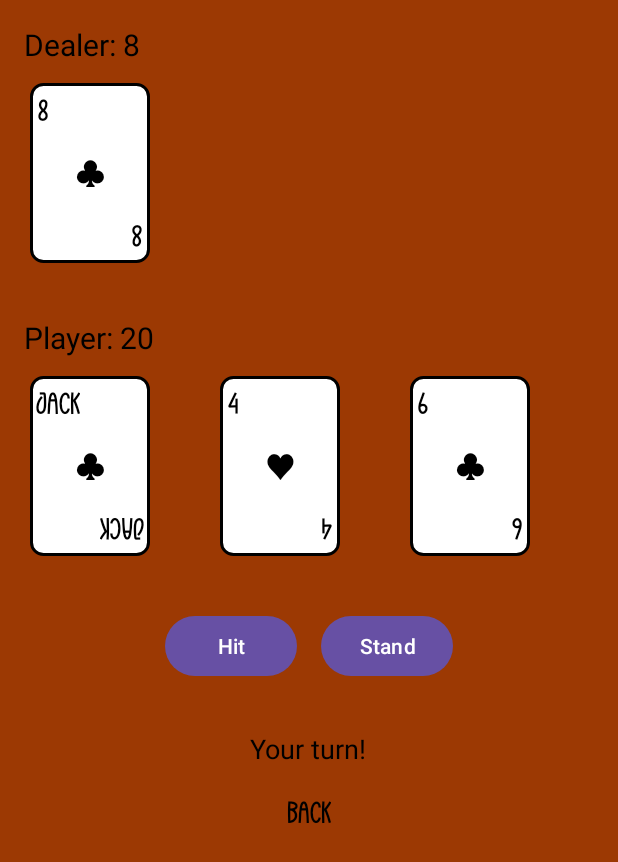
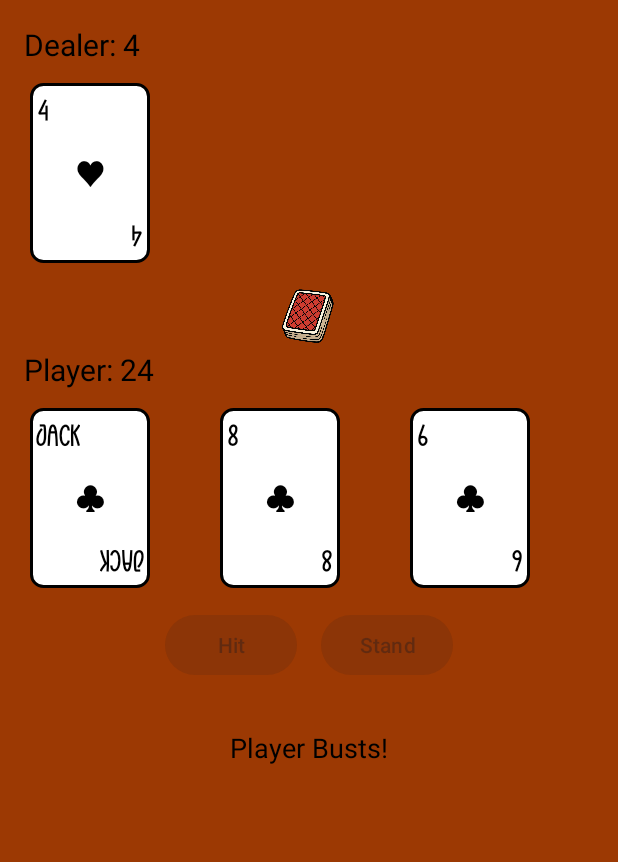
Before and after one commit to ilairan/prize, an Android app: the fragment FirstFragment shown on its own in the app's theme, after a tap on "Hit", on a phone screen of 412 x 824 dp. Shown: the top 862 px of the screen. Run offline under Robolectric (Android 15) with nearby library versions, the phone set to English and light mode, and no system bars.

Commit message:
Implement staggered card animations and delayed dealer draws

```diff
--- a/app/src/main/java/com/example/prize/CardAdapter.java
+++ b/app/src/main/java/com/example/prize/CardAdapter.java
@@ -56,6 +56,7 @@ public class CardAdapter extends RecyclerView.Adapter<CardAdapter.CardViewHolder
             bottomRight = itemView.findViewById(R.id.card_bottom_right);
             center = itemView.findViewById(R.id.card_center);
             background = itemView.findViewById(R.id.card_background);
+
         }
     }
 
@@ -74,4 +75,5 @@ public class CardAdapter extends RecyclerView.Adapter<CardAdapter.CardViewHolder
                 return "?";
         }
     }
+
 }
--- a/app/src/main/java/com/example/prize/FirstFragment.java
+++ b/app/src/main/java/com/example/prize/FirstFragment.java
@@ -9,6 +9,7 @@ import android.view.LayoutInflater;
 import android.view.View;
 import android.view.ViewGroup;
 import android.widget.Button;
+import android.widget.ImageView;
 import android.widget.TextView;
 
 import androidx.annotation.NonNull;
@@ -26,13 +27,12 @@ public class FirstFragment extends Fragment {
     private Deck deck;
     private List<Card> dealerHand;
     private List<Card> playerHand;
-
     private TextView dealerScoreTextView;
     private TextView playerScoreTextView;
     private TextView statusMessageTextView;
     private Button hitButton;
     private Button standButton;
-    private TextView backButton;
+    private ImageView deckView;
 
     private RecyclerView dealerRecyclerView;
     private RecyclerView playerRecyclerView;
@@ -56,8 +56,7 @@ public class FirstFragment extends Fragment {
         statusMessageTextView = view.findViewById(R.id.statusMessage);
         hitButton = view.findViewById(R.id.hitButton);
         standButton = view.findViewById(R.id.standButton);
-        backButton = view.findViewById(R.id.backButton);
-
+        deckView = view.findViewById(R.id.deckView);
         dealerRecyclerView = view.findViewById(R.id.dealerRecyclerView);
         playerRecyclerView = view.findViewById(R.id.playerRecyclerView);
 
@@ -98,7 +97,6 @@ public class FirstFragment extends Fragment {
         // Button listeners
         hitButton.setOnClickListener(v -> playerHit());
         standButton.setOnClickListener(v -> playerStand());
-        backButton.setOnClickListener(v -> getParentFragmentManager().popBackStack());
 
         return view;
     }
@@ -108,28 +106,102 @@ public class FirstFragment extends Fragment {
         playerHand.clear();
         deck.shuffle();
 
-        // Initial cards
-        playerHand.add(deck.drawCard());
-        playerHand.add(deck.drawCard());
-        dealerHand.add(deck.drawCard());
+        hitButton.setEnabled(false);  // Disable buttons during dealing
+        standButton.setEnabled(false);
+        statusMessageTextView.setText("Dealing cards...");
 
-        statusMessageTextView.setText("Your turn!");
-        hitButton.setEnabled(true);
-        standButton.setEnabled(true);
+        Handler handler = new Handler();
 
-        updateUI();
+        // Player first card
+        handler.postDelayed(() -> {
+            playerHand.add(deck.drawCard());
+            playerAdapter.notifyItemInserted(playerHand.size() - 1);
+            animateLastCard(playerRecyclerView, playerHand.size() - 1);
+            updateScores();
+        }, 500);
+
+        // Dealer card
+        handler.postDelayed(() -> {
+            dealerHand.add(deck.drawCard());
+            dealerAdapter.notifyItemInserted(dealerHand.size() - 1);
+            animateLastCard(dealerRecyclerView, dealerHand.size() - 1);
+            updateScores();
+        }, 1000);
+
+        // Player second card
+        handler.postDelayed(() -> {
+            playerHand.add(deck.drawCard());
+            playerAdapter.notifyItemInserted(playerHand.size() - 1);
+            animateLastCard(playerRecyclerView, playerHand.size() - 1);
+            updateScores();
+
+            // Enable buttons after all cards are dealt
+            hitButton.setEnabled(true);
+            standButton.setEnabled(true);
+            statusMessageTextView.setText("Your turn!");
+        }, 1500);
     }
 
-    private void updateUI() {
+
+
+    private void playerHit() {
+        playerHand.add(deck.drawCard());
+        playerAdapter.notifyItemInserted(playerHand.size() - 1);
+        animateLastCard(playerRecyclerView, playerHand.size() - 1);
+
+        // Update scores after hit
+        updateScores();
+
+        if (calculateScore(playerHand) > 21) {
+            statusMessageTextView.setText("Player Busts!");
+            disableButtons();
+            new Handler().postDelayed(() -> openResultFragment(new LossFragment(), false), 1500);
+        }
+    }
+
+
+    private void playerStand() {
+        hitButton.setEnabled(false);
+        standButton.setEnabled(false);
+        statusMessageTextView.setText("Dealer's turn...");
+        dealerTurn();
+    }
+
+    private void dealerTurn() {
+        int dealerScore = calculateScore(dealerHand);
+
+        if (dealerScore < 17) {
+            // Dealer draws a card
+            dealerHand.add(deck.drawCard());
+            dealerAdapter.notifyItemInserted(dealerHand.size() - 1);
+            animateLastCard(dealerRecyclerView, dealerHand.size() - 1);
+            updateScores();
+
+            // Delay next card
+            new Handler().postDelayed(this::dealerTurn, 1000);  // 1-second delay for next card
+        } else {
+            // Dealer is done drawing
+            evaluateWinner();
+        }
+    }
+
+    private void evaluateWinner() {
         int dealerScore = calculateScore(dealerHand);
         int playerScore = calculateScore(playerHand);
 
-        dealerScoreTextView.setText("Dealer: " + dealerScore);
-        playerScoreTextView.setText("Player: " + playerScore);
+        if (dealerScore > 21 || playerScore > dealerScore) {
+            statusMessageTextView.setText("Player Wins!");
+            new Handler().postDelayed(() -> openResultFragment(new winFragment(), true), 1500);
+        } else if (dealerScore == playerScore) {
+            statusMessageTextView.setText("Draw!");
+            new Handler().postDelayed(() -> openResultFragment(new TieFragment(), null), 1500);
+        } else {
+            statusMessageTextView.setText("Dealer Wins!");
+            new Handler().postDelayed(() -> openResultFragment(new LossFragment(), false), 1500);
+        }
+    }
 
-        dealerAdapter.notifyDataSetChanged();
-        playerAdapter.notifyDataSetChanged();
-    }
+
 
     private int calculateScore(List<Card> hand) {
         int score = 0;
@@ -145,40 +217,6 @@ public class FirstFragment extends Fragment {
         return score;
     }
 
-    private void playerHit() {
-        playerHand.add(deck.drawCard());
-        updateUI();
-        if (calculateScore(playerHand) > 21) {
-            statusMessageTextView.setText("Player Busts!");
-            disableButtons();
-            new Handler().postDelayed(() -> openResultFragment(new LossFragment(), false), 1500);
-        }
-    }
-
-    private void playerStand() {
-        while (calculateScore(dealerHand) < 17) {
-            dealerHand.add(deck.drawCard());
-        }
-        updateUI();
-
-        int dealerScore = calculateScore(dealerHand);
-        int playerScore = calculateScore(playerHand);
-
-        if (dealerScore > 21 || playerScore > dealerScore) {
-            statusMessageTextView.setText("Player Wins!");
-            disableButtons();
-            new Handler().postDelayed(() -> openResultFragment(new winFragment(), true), 1500);
-        } else if (dealerScore == playerScore) {
-            statusMessageTextView.setText("Draw!");
-            disableButtons();
-            new Handler().postDelayed(() -> openResultFragment(new TieFragment(), null), 1500);
-        } else {
-            statusMessageTextView.setText("Dealer Wins!");
-            disableButtons();
-            new Handler().postDelayed(() -> openResultFragment(new LossFragment(), false), 1500);
-        }
-    }
-
     private void disableButtons() {
         hitButton.setEnabled(false);
         standButton.setEnabled(false);
@@ -186,16 +224,8 @@ public class FirstFragment extends Fragment {
 
     private void openResultFragment(Fragment fragment, @Nullable Boolean playerWins) {
         if (playerWins != null) {
-            int newScore = playerScoreInDb;
-            if (playerWins) {
-                newScore += betAmount;
-            } else {
-                newScore -= betAmount;
-            }
-// Prevent score from going below 0
-            newScore = Math.max(newScore, 0);
-            dbHelper.updateScore(username, newScore);
-
+            int newScore = playerScoreInDb + (playerWins ? betAmount : -betAmount);
+            dbHelper.updateScore(username, Math.max(newScore, 0));
         }
 
         Bundle bundle = new Bundle();
@@ -207,4 +237,52 @@ public class FirstFragment extends Fragment {
         transaction.addToBackStack(null);
         transaction.commit();
     }
+
+    private void animateLastCard(RecyclerView recyclerView, int position) {
+        recyclerView.post(() -> {
+            RecyclerView.ViewHolder holder = recyclerView.findViewHolderForAdapterPosition(position);
+            if (holder != null && holder.itemView != null) {
+                animateCardDraw(holder.itemView);
+            }
+        });
+    }
+
+    private void animateCardDraw(View cardView) {
+        if (deckView == null || cardView == null) return;
+
+        int[] deckPos = new int[2];
+        deckView.getLocationOnScreen(deckPos);
+
+        int[] cardPos = new int[2];
+        cardView.getLocationOnScreen(cardPos);
+
+        float deltaX = deckPos[0] - cardPos[0];
+        float deltaY = deckPos[1] - cardPos[1];
+
+        cardView.setTranslationX(deltaX);
+        cardView.setTranslationY(deltaY);
+        cardView.setScaleX(0.3f);
+        cardView.setScaleY(0.3f);
+        cardView.setRotation(-30f);
+        cardView.setAlpha(0f);
+
+        cardView.animate()
+                .translationX(0)
+                .translationY(0)
+                .scaleX(1f)
+                .scaleY(1f)
+                .rotation(0f)
+                .alpha(1f)
+                .setDuration(600)
+                .start();
+    }
+
+
+    private void updateScores() {
+        int dealerScore = calculateScore(dealerHand);
+        int playerScore = calculateScore(playerHand);
+        dealerScoreTextView.setText("Dealer: " + dealerScore);
+        playerScoreTextView.setText("Player: " + playerScore);
+    }
+
 }
--- a/app/src/main/res/layout/activity_main_menu.xml
+++ b/app/src/main/res/layout/activity_main_menu.xml
@@ -8,6 +8,13 @@
     android:orientation="vertical"
     tools:context=".Main_menu"
     android:background="#9C3903">
+
+    <FrameLayout
+        android:id="@+id/frameLayout"
+        android:layout_width="match_parent"
+        android:layout_height="match_parent"
+        android:visibility="gone"
+        android:layout_marginTop="?attr/actionBarSize"/>
 
     <TextView
         android:id="@+id/scoreTextView"
@@ -80,10 +87,5 @@
             />
     </LinearLayout>
 
-    <FrameLayout
-        android:id="@+id/frameLayout"
-        android:layout_width="match_parent"
-        android:layout_height="match_parent"
-        android:visibility="gone"
-        android:layout_marginTop="?attr/actionBarSize"/>
+
 </LinearLayout>
--- a/app/src/main/res/layout/fragment_first.xml
+++ b/app/src/main/res/layout/fragment_first.xml
@@ -21,7 +21,16 @@
         android:layout_width="match_parent"
         android:layout_height="wrap_content"
         android:layout_marginTop="8dp"
-        android:overScrollMode="never"/>
+        android:overScrollMode="never" />
+
+    <ImageView
+        android:id="@+id/deckView"
+        android:layout_width="80dp"
+        android:layout_height="43dp"
+        android:layout_gravity="center_horizontal"
+        android:layout_marginTop="10dp"
+        android:src="@drawable/deck2" />
+
 
     <!-- Player Score -->
     <TextView
@@ -31,7 +40,7 @@
         android:text="Player: 0"
         android:textSize="20sp"
         android:textColor="#000000"
-        android:layout_marginTop="32dp"/>
+        />
 
     <!-- Player Cards RecyclerView -->
     <androidx.recyclerview.widget.RecyclerView
@@ -39,7 +48,7 @@
         android:layout_width="match_parent"
         android:layout_height="wrap_content"
         android:layout_marginTop="8dp"
-        android:overScrollMode="never"/>
+        android:overScrollMode="never" />
 
     <!-- Action Buttons -->
     <LinearLayout
@@ -47,7 +56,7 @@
         android:layout_height="wrap_content"
         android:orientation="horizontal"
         android:gravity="center"
-        android:layout_marginTop="32dp">
+        android:layout_marginTop="10dp">
 
         <Button
             android:id="@+id/hitButton"
@@ -78,14 +87,5 @@
 
 
     <!-- Back Button -->
-    <TextView
-        android:id="@+id/backButton"
-        android:layout_width="wrap_content"
-        android:layout_height="wrap_content"
-        android:text="Back"
-        android:textSize="30sp"
-        android:textColor="#000000"
-        android:fontFamily="@font/font1"
-        android:layout_marginTop="16dp"
-        android:layout_gravity="center_horizontal"/>
+
 </LinearLayout>
```
Also changed, not shown: app/src/main/res/drawable/deck.jpg (added), app/src/main/res/drawable/deck2.png (added).
